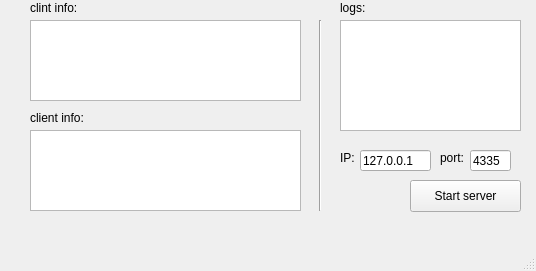
The window that TCPServer_WidgetsApp/mainwindow.ui (GeorgiiMarinenko/TCP_aplication) describes before a commit, drawn with Qt 5.
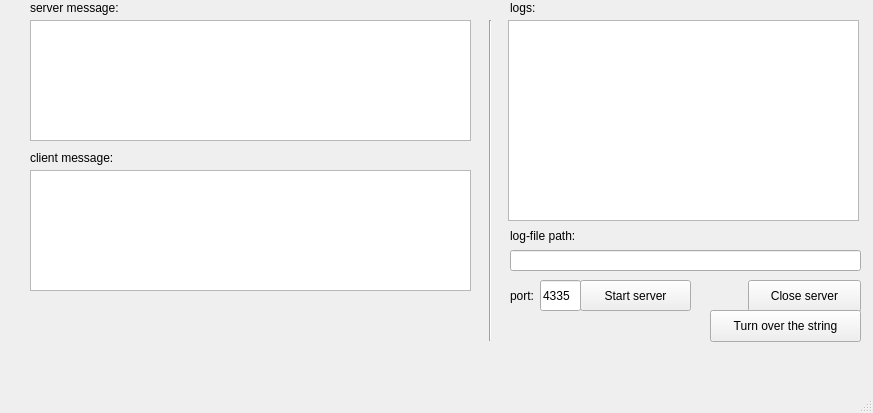
The same window after the commit.

Patch:
```diff
--- a/TCPServer_WidgetsApp/mainwindow.ui
+++ b/TCPServer_WidgetsApp/mainwindow.ui
@@ -6,8 +6,8 @@
    <rect>
     <x>0</x>
     <y>0</y>
-    <width>536</width>
-    <height>271</height>
+    <width>873</width>
+    <height>413</height>
    </rect>
   </property>
   <property name="windowTitle">
@@ -17,22 +17,32 @@
    <widget class="QTextBrowser" name="textBrowser">
     <property name="geometry">
      <rect>
-      <x>340</x>
+      <x>508</x>
       <y>20</y>
-      <width>181</width>
-      <height>111</height>
+      <width>351</width>
+      <height>201</height>
      </rect>
     </property>
+    <property name="html">
+     <string>&lt;!DOCTYPE HTML PUBLIC &quot;-//W3C//DTD HTML 4.0//EN&quot; &quot;http://www.w3.org/TR/REC-html40/strict.dtd&quot;&gt;
+&lt;html&gt;&lt;head&gt;&lt;meta name=&quot;qrichtext&quot; content=&quot;1&quot; /&gt;&lt;style type=&quot;text/css&quot;&gt;
+p, li { white-space: pre-wrap; }
+&lt;/style&gt;&lt;/head&gt;&lt;body style=&quot; font-family:'.AppleSystemUIFont'; font-size:13pt; font-weight:400; font-style:normal;&quot;&gt;
+&lt;p style=&quot;-qt-paragraph-type:empty; margin-top:0px; margin-bottom:0px; margin-left:0px; margin-right:0px; -qt-block-indent:0; text-indent:0px;&quot;&gt;&lt;br /&gt;&lt;/p&gt;&lt;/body&gt;&lt;/html&gt;</string>
+    </property>
    </widget>
    <widget class="QPushButton" name="pushButton">
     <property name="geometry">
      <rect>
-      <x>410</x>
-      <y>180</y>
+      <x>580</x>
+      <y>280</y>
       <width>111</width>
-      <height>32</height>
+      <height>31</height>
      </rect>
     </property>
+    <property name="autoFillBackground">
+     <bool>false</bool>
+    </property>
     <property name="text">
      <string>Start server</string>
     </property>
@@ -40,23 +50,10 @@
    <widget class="QLineEdit" name="lineEdit">
     <property name="geometry">
      <rect>
-      <x>360</x>
-      <y>150</y>
-      <width>71</width>
-      <height>21</height>
-     </rect>
-    </property>
-    <property name="text">
-     <string>127.0.0.1</string>
-    </property>
-   </widget>
-   <widget class="QLineEdit" name="lineEdit_2">
-    <property name="geometry">
-     <rect>
-      <x>470</x>
-      <y>150</y>
+      <x>540</x>
+      <y>280</y>
       <width>41</width>
-      <height>21</height>
+      <height>31</height>
      </rect>
     </property>
     <property name="text">
@@ -66,7 +63,7 @@
    <widget class="QLabel" name="label">
     <property name="geometry">
      <rect>
-      <x>340</x>
+      <x>510</x>
       <y>0</y>
       <width>31</width>
       <height>16</height>
@@ -80,9 +77,9 @@
     <property name="geometry">
      <rect>
       <x>30</x>
-      <y>130</y>
-      <width>271</width>
-      <height>81</height>
+      <y>20</y>
+      <width>441</width>
+      <height>121</height>
      </rect>
     </property>
    </widget>
@@ -90,35 +87,22 @@
     <property name="geometry">
      <rect>
       <x>30</x>
-      <y>110</y>
-      <width>71</width>
-      <height>16</height>
-     </rect>
-    </property>
-    <property name="text">
-     <string>client info:</string>
-    </property>
-   </widget>
-   <widget class="QLabel" name="label_3">
-    <property name="geometry">
-     <rect>
-      <x>340</x>
       <y>150</y>
-      <width>16</width>
+      <width>101</width>
       <height>16</height>
      </rect>
     </property>
     <property name="text">
-     <string>IP:</string>
+     <string>client message:</string>
     </property>
    </widget>
    <widget class="QLabel" name="label_4">
     <property name="geometry">
      <rect>
-      <x>440</x>
-      <y>150</y>
+      <x>510</x>
+      <y>280</y>
       <width>31</width>
-      <height>16</height>
+      <height>31</height>
      </rect>
     </property>
     <property name="text">
@@ -128,10 +112,10 @@
    <widget class="Line" name="line">
     <property name="geometry">
      <rect>
-      <x>310</x>
+      <x>480</x>
       <y>20</y>
       <width>20</width>
-      <height>191</height>
+      <height>321</height>
      </rect>
     </property>
     <property name="orientation">
@@ -142,9 +126,9 @@
     <property name="geometry">
      <rect>
       <x>30</x>
-      <y>20</y>
-      <width>271</width>
-      <height>81</height>
+      <y>170</y>
+      <width>441</width>
+      <height>121</height>
      </rect>
     </property>
    </widget>
@@ -153,12 +137,61 @@
      <rect>
       <x>30</x>
       <y>0</y>
-      <width>71</width>
+      <width>111</width>
       <height>16</height>
      </rect>
     </property>
     <property name="text">
-     <string>clint info:</string>
+     <string>server message:</string>
+    </property>
+   </widget>
+   <widget class="QPushButton" name="pushButton_2">
+    <property name="geometry">
+     <rect>
+      <x>748</x>
+      <y>280</y>
+      <width>113</width>
+      <height>32</height>
+     </rect>
+    </property>
+    <property name="text">
+     <string>Close server</string>
+    </property>
+   </widget>
+   <widget class="QPushButton" name="pushButton_3">
+    <property name="geometry">
+     <rect>
+      <x>710</x>
+      <y>310</y>
+      <width>151</width>
+      <height>32</height>
+     </rect>
+    </property>
+    <property name="text">
+     <string>Turn over the string</string>
+    </property>
+   </widget>
+   <widget class="QLineEdit" name="lineEdit_2">
+    <property name="geometry">
+     <rect>
+      <x>510</x>
+      <y>250</y>
+      <width>351</width>
+      <height>21</height>
+     </rect>
+    </property>
+   </widget>
+   <widget class="QLabel" name="label_6">
+    <property name="geometry">
+     <rect>
+      <x>510</x>
+      <y>220</y>
+      <width>111</width>
+      <height>31</height>
+     </rect>
+    </property>
+    <property name="text">
+     <string>log-file path:</string>
     </property>
    </widget>
   </widget>
```
Left out of the diff: 4 changed lines with no effect on the pictures.
